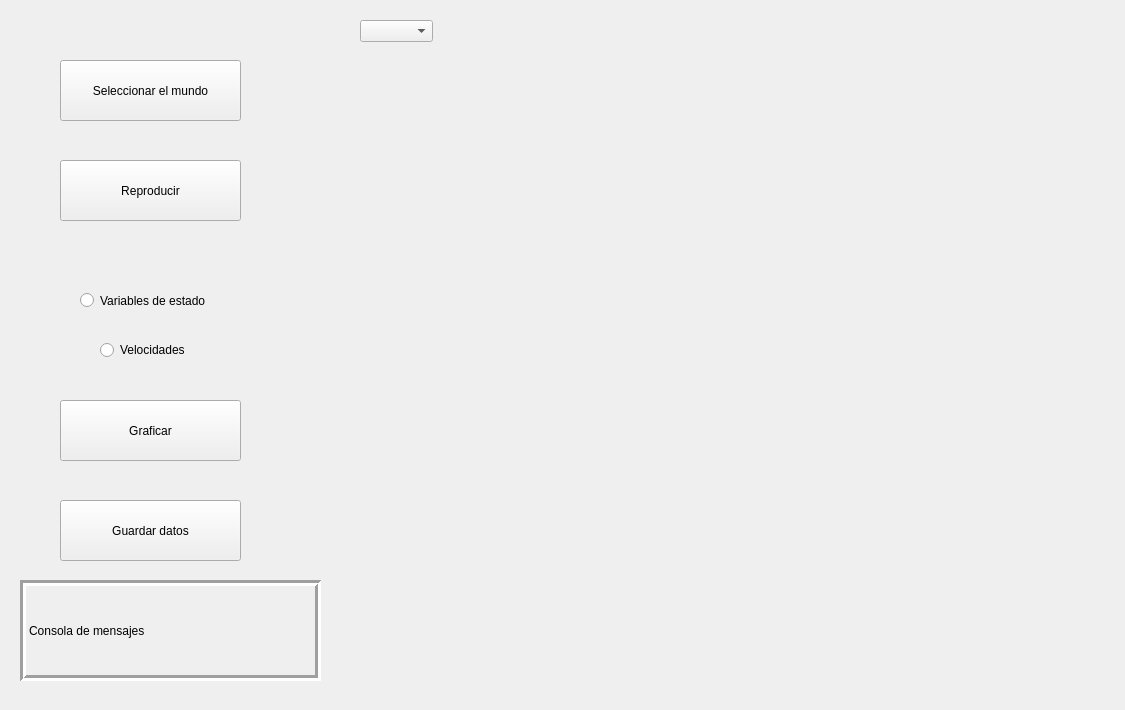
Qt form src/simulator_tab.ui (pu19249/robotat-gui) before a commit.
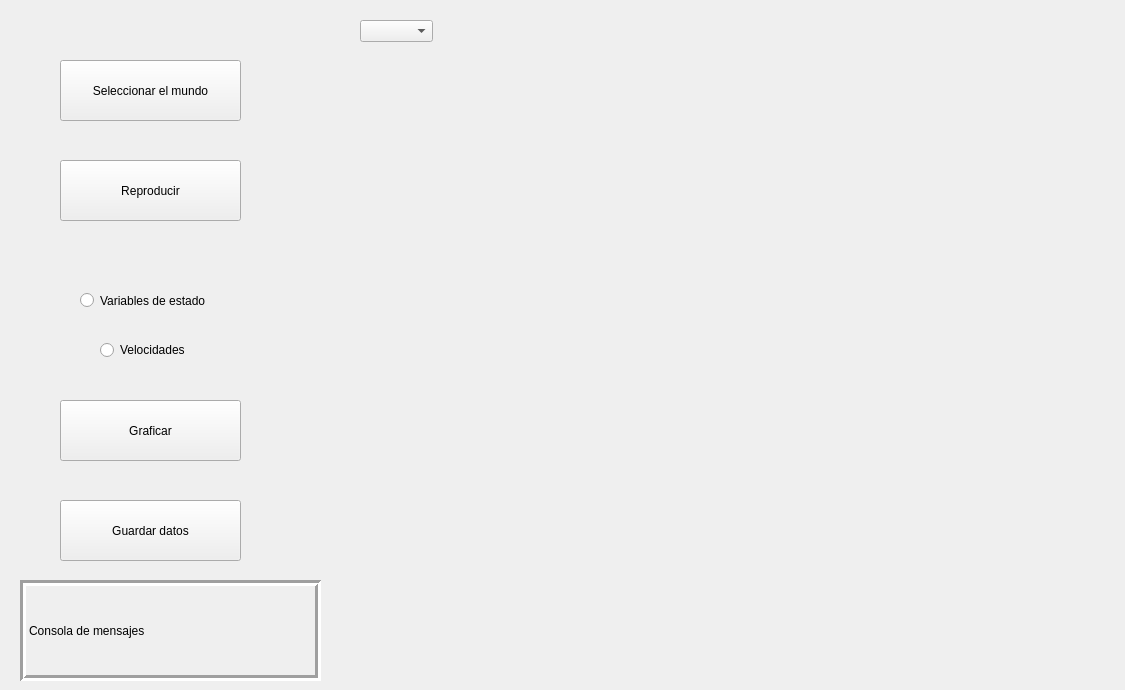
The same form after that commit. Custom widgets are drawn as their Qt base class.

The edit to the form file:
```diff
--- a/src/simulator_tab.ui
+++ b/src/simulator_tab.ui
@@ -7,7 +7,7 @@
     <x>0</x>
     <y>0</y>
     <width>1125</width>
-    <height>710</height>
+    <height>690</height>
    </rect>
   </property>
   <property name="sizePolicy">
```
